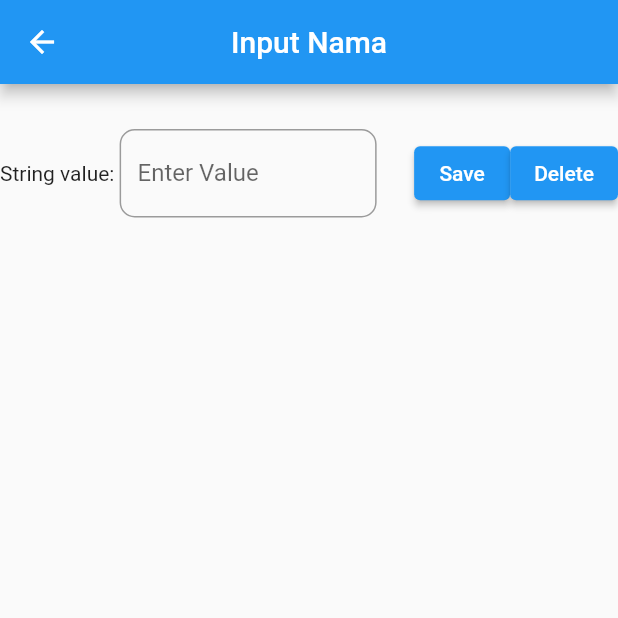
After one commit to Maple06/commit_andro, a Flutter app: the InputNama screen opened directly, after a tap on "Save", on a phone screen of 412 x 824 dp, the top half of it. The commit adds this screen. Run offline on Flutter 3.47's test engine with Material 2 defaults, Android fonts, the light colour scheme and no system bars; our stand-ins replace shared_preferences; accounts and stored records are empty.

Commit message:
Update 31/10/2022

```diff
--- a/lib/dashboard.dart
+++ b/lib/dashboard.dart
@@ -1,9 +1,9 @@
 import 'package:flutter/material.dart';
 import 'homebox.dart';
 import 'asu2.dart';
-import 'register.dart';
 import 'tugas.dart';
 import 'page5.dart';
+import 'inputnama.dart';
 
 class Dashboard extends StatefulWidget {
   const Dashboard({Key? key}) : super(key: key);
@@ -23,7 +23,7 @@ class _DashboardState extends State<Dashboard> {
 
   static const List<Widget> pageList = [
     KamuAsu(),
-    Register(),
+    InputNama(),
     HomeBox(),
     Tugas(),
     Page5(),
--- /dev/null
+++ b/lib/data/shared_prefs.dart
@@ -0,0 +1,13 @@
+import 'package:shared_preferences/shared_preferences.dart';
+
+class SharedPrefs {
+  static Future<SharedPreferences> getPrefs() async => await SharedPreferences.getInstance();
+
+  static Future setInt(String key, int value) async => (await getPrefs()).setInt(key, value);
+  static Future<int?> getInt(String key) async => (await getPrefs()).getInt(key);
+
+  static Future remove(String key) async => (await getPrefs()).remove(key);
+
+  static Future setString(String key, String value) async => (await getPrefs()).setString(key, value);
+  static Future<String?> getString(String key) async => (await getPrefs()).getString(key);
+}
--- /dev/null
+++ b/lib/inputnama.dart
@@ -0,0 +1,78 @@
+import 'package:flutter/material.dart';
+import 'package:kommit/data/shared_prefs.dart';
+import 'package:kommit/ui/ui_helper.dart';
+
+class InputNama extends StatefulWidget {
+  const InputNama({Key? key}) : super(key: key);
+
+  @override
+  State<InputNama> createState() => _InputNamaState();
+}
+
+class _InputNamaState extends State<InputNama> {
+
+  String? _name;
+
+  TextEditingController namaController = TextEditingController();
+
+  loadValues() async {
+    _name = await SharedPrefs.getString('namaValue');
+    setState(() {});
+  }
+
+  @override
+  void initState() {
+    super.initState();
+    loadValues();
+  }
+
+  @override
+  Widget build(BuildContext context) {
+    return Scaffold(
+      appBar: AppBar(
+        title: Text("Input Nama"),
+        centerTitle: true,
+      ),
+      body: Container(
+        decoration: BoxDecoration(
+          borderRadius: BorderRadius.circular(10),
+        ),
+        padding: EdgeInsets.only(top: 30),
+        child: Row(
+          children: [
+            Text("String value: $_name"),
+            Expanded(
+              child: TextField(
+                controller: namaController,
+                decoration: InputDecoration(
+                  labelText: "Enter Value",
+                  border: OutlineInputBorder(borderRadius: BorderRadius.circular(10)),
+                ),
+              ),
+            ),
+            horizontalSpaceMedium,
+            ElevatedButton(
+                onPressed: (){
+                  setState(() {
+                    _name = namaController.text;
+                    SharedPrefs.setString('namaValue', _name!);
+                    loadValues();
+                  });
+                },
+                child: Text("Save"),
+            ),
+            ElevatedButton(
+              onPressed: (){
+                setState(() {
+                  SharedPrefs.remove('namaValue');
+                  loadValues();
+                });
+              },
+              child: Text("Delete"),
+            ),
+          ],
+        ),
+      ),
+    );
+  }
+}
--- a/pubspec.yaml
+++ b/pubspec.yaml
@@ -34,6 +34,7 @@ dependencies:
   # The following adds the Cupertino Icons font to your application.
   # Use with the CupertinoIcons class for iOS style icons.
   cupertino_icons: ^1.0.2
+  shared_preferences: ^2.0.15
 
 dev_dependencies:
   flutter_test:
```
Also changed, not shown: lib/asu2.dart (+7 -1 lines), lib/homebox.dart (+53 -7 lines), lib/main.dart (+13 -1 lines), pubspec.lock.
